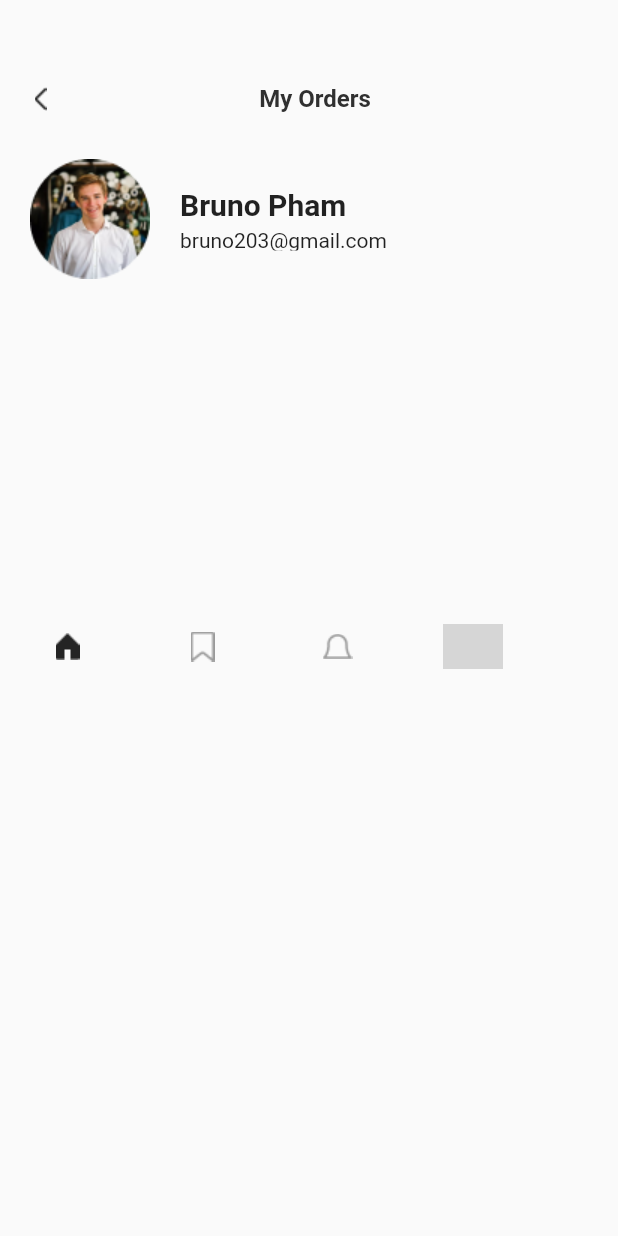
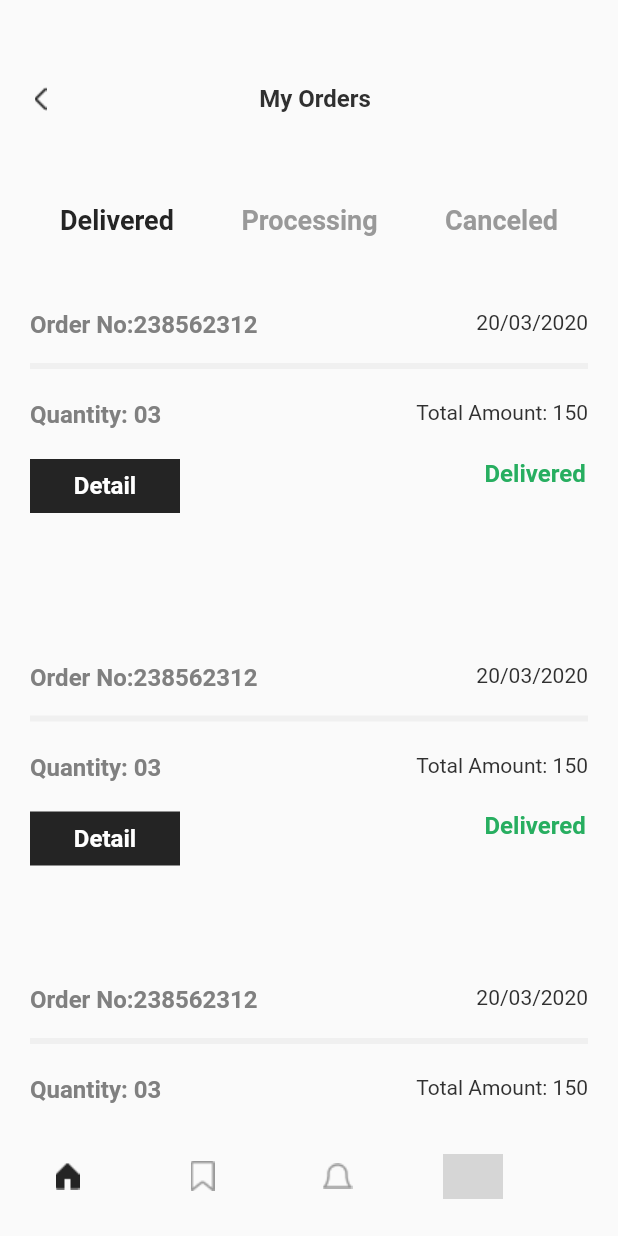
Before and after one commit to azizegul/furniture_shopping, a Flutter app: the Profile screen opened directly, item 3 of the bottom bar chosen, after a tap on "My orders", on a phone screen of 412 x 824 dp. Run offline on Flutter 3.47's test engine with Material 2 defaults, Android fonts, the phone set to English and light mode, and no system bars; our stand-ins replace get; grey boxes are pictures that could not be loaded.

Commit message:
New page added

```diff
--- a/lib/ui/views/orders.dart
+++ b/lib/ui/views/orders.dart
@@ -17,16 +17,32 @@ class Orders extends StatelessWidget {
     return Scaffold(
       body: Column(
         children: [
-          buildHeaderCart(
-              "assets/images/back.png", "My Orders"),
+          buildHeaderCart("assets/images/back.png", "My Orders"),
           SizedBox(height: 18),
-          buildProfil("assets/images/profilPicture.png", "Bruno Pham",
-              "bruno203@gmail.com"),
           SizedBox(height: 30),
-          Container(
-            width: 350,
-            height: 175,
+          Padding(
+            padding: const EdgeInsets.only(left: 40),
+            child: Row(
+              children: [
+                buildTextSlider("Delivered", 0xFF242424),
+                SizedBox(width: 45),
+                buildTextSlider("Processing", 0xFF999999),
+                SizedBox(width: 45),
+                buildTextSlider("Canceled", 0xFF999999),
+              ],
             ),
+          ),
+          const SizedBox(height: 30),
+          Expanded(
+              child: ListView(
+            children: [
+              buildSizedBox(),
+              SizedBox(height: 20),
+              buildSizedBox(),
+              buildSizedBox(),
+              buildSizedBox(),
+            ],
+          )),
           Row(
             children: [
               GestureDetector(
@@ -46,3 +62,111 @@ class Orders extends StatelessWidget {
     );
   }
 }
+
+Widget buildTextSlider(String text, int color) {
+  return Text(
+    text,
+    style: TextStyle(
+      fontSize: 18,
+      fontWeight: FontWeight.w700,
+      color: Color(color),
+    ),
+  );
+}
+
+Widget buildDividerOrderForm() {
+  return Row(
+    children: [
+      Expanded(
+          child: Divider(
+        thickness: 4,
+        color: Color(0xFFF0F0F0),
+      )),
+    ],
+  );
+}
+
+Widget buildOrdersPrice(String title, String price) {
+  return Row(
+    crossAxisAlignment: CrossAxisAlignment.start,
+    children: [
+      Container(
+        child: Text(
+          title,
+          style: const TextStyle(
+              color: Color(0xFF808080),
+              fontSize: 16,
+              fontWeight: FontWeight.w600),
+        ),
+      ),
+      Spacer(),
+      Container(
+        child: Text(
+          price,
+          style: const TextStyle(
+              color: Color(0xFF303030),
+              fontSize: 14,
+              fontWeight: FontWeight.w400),
+        ),
+      ),
+    ],
+  );
+}
+
+Widget buildDetailButton() {
+  return Row(
+    crossAxisAlignment: CrossAxisAlignment.start,
+    children: [
+      Container(
+        width: 100,
+        height: 36,
+        decoration: const BoxDecoration(
+          color: Color(0xFF242424),
+        ),
+        child: const Center(
+          child: Text(
+            "Detail",
+            style: TextStyle(
+              color: Color(0xFFFFFFFF),
+              fontSize: 16,
+              fontWeight: FontWeight.w600,
+            ),
+          ),
+        ),
+      ),
+      Spacer(),
+      Container(
+        width: 69,
+        height: 22,
+        child: Text(
+          "Delivered",
+          style: const TextStyle(
+              color: Color(0xFF27AE60),
+              fontSize: 16,
+              fontWeight: FontWeight.w600),
+        ),
+      ),
+    ],
+  );
+}
+
+Widget buildSizedBox() {
+  return Padding(
+    padding: const EdgeInsets.all(20),
+    child: SizedBox(
+      width: 350,
+      height: 175,
+      child: Column(
+        children: [
+          buildOrdersPrice("Order No:238562312", "20/03/2020"),
+          SizedBox(height: 10),
+          buildDividerOrderForm(),
+          SizedBox(height: 15),
+          buildOrdersPrice("Quantity: 03", "Total Amount: 150"),
+          SizedBox(height: 20),
+          buildDetailButton(),
+        ],
+      ),
+    ),
+  );
+}
--- a/lib/ui/views/profile.dart
+++ b/lib/ui/views/profile.dart
@@ -1,6 +1,9 @@
 import 'package:flutter/cupertino.dart';
 import 'package:flutter/material.dart';
 import 'package:furniture_shopping/ui/views/orders.dart';
+import 'package:furniture_shopping/ui/views/payment.dart';
+import 'package:furniture_shopping/ui/views/reviews.dart';
+import 'package:furniture_shopping/ui/views/shippingaddress.dart';
 import 'package:get/get_core/src/get_main.dart';
 import 'package:get/get_navigation/src/extension_navigation.dart';
 
@@ -22,7 +25,7 @@ class Profile extends StatelessWidget {
           SizedBox(height: 18),
           buildProfil("assets/images/profilPicture.png", "Bruno Pham",
               "bruno203@gmail.com"),
-          SizedBox(height: 30),
+          const SizedBox(height: 30),
           Expanded(
             child: ListView(
               addAutomaticKeepAlives: true,
@@ -34,14 +37,23 @@ class Profile extends StatelessWidget {
                       "assets/images/nextblack.png"),
                 ),
                 SizedBox(height: 15),
-                buildList("Shipping Addresses", "03 Addresses",
+                GestureDetector(
+                  onTap: () => Get.to(() => ShippingAddress()),
+                  child: buildList("Shipping Addresses", "03 Addresses",
                       "assets/images/nextblack.png"),
+                ),
                 SizedBox(height: 15),
-                buildList("Payment Method", "You have 2 cards",
+                GestureDetector(
+                  onTap: () => Get.to(() => Payment()),
+                  child: buildList("Payment Method", "You have 2 cards",
                       "assets/images/nextblack.png"),
+                ),
                 SizedBox(height: 15),
-                buildList("My reviews", "Reviews for 5 items",
+                GestureDetector(
+                  onTap: () => Get.to(() => Reviews()),
+                  child: buildList("My reviews", "Reviews for 5 items",
                       "assets/images/nextblack.png"),
+                ),
                 SizedBox(height: 15),
                 buildList("Setting", "Notification, Password, FAQ, Contact",
                     "assets/images/nextblack.png"),
@@ -110,7 +122,7 @@ Widget buildProfil(String photoUrl, String name, String email) {
   );
 }
 
-Widget buildList(String title, String description, String photoUrl ) {
+Widget buildList(String title, String description, String photoUrl) {
   return Container(
     width: 360,
     height: 80,
```
Also changed, not shown: lib/ui/views/payment.dart (added, +110 -0 lines), lib/ui/views/reviews.dart (added, +26 -0 lines), lib/ui/views/shippingaddress.dart (added, +189 -0 lines), assets/images/PaymentCard.png (added), assets/images/PaymentCard2.png (added), assets/images/checkbox.png (added), assets/images/tik.png (added), lib/ui/views/settings.dart (added). Lines whose indentation alone changed are shown as unchanged.
